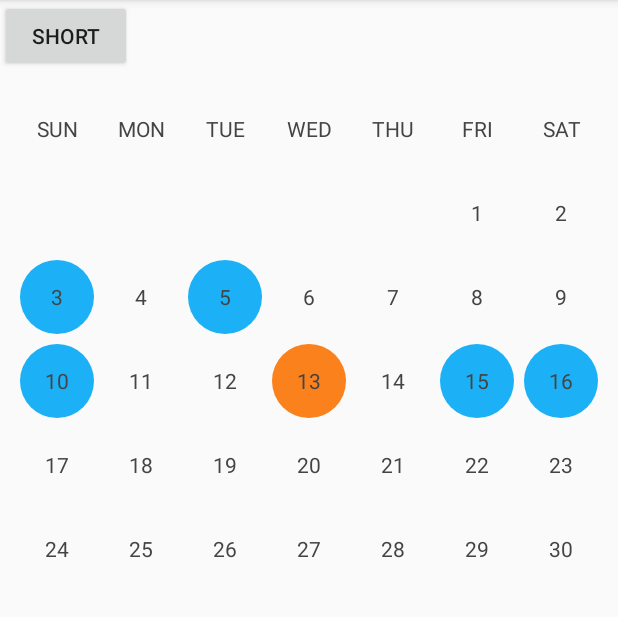
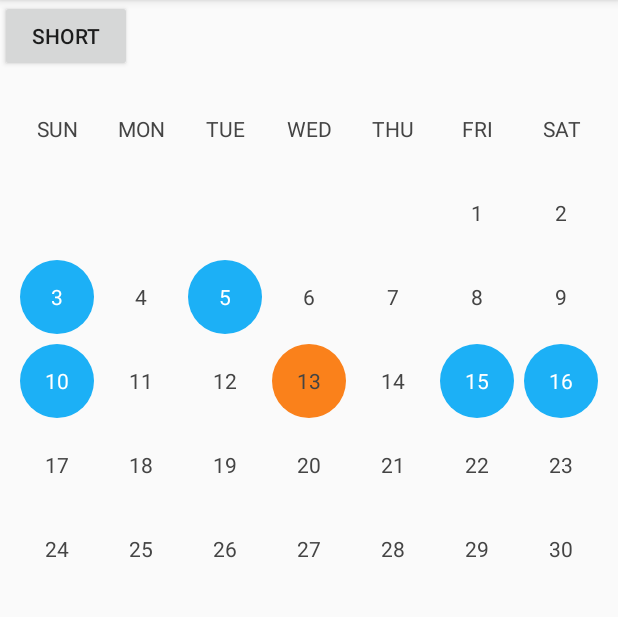
Before and after one commit to huynguyenwork86/OneMonthCalendarSample, an Android app: the screen it shows after launch (MainActivity), after a tap on "FULL", on a phone screen of 412 x 824 dp, the part 84-701 px from its top. Run offline under Robolectric (Android 15) with nearby library versions, the phone set to English and light mode, and no system bars.

Commit message:
set selected text color to white

```diff
--- a/onemonthcalendarview/src/main/java/com/hn/onemonthcalendarview/CalendarAdapter.java
+++ b/onemonthcalendarview/src/main/java/com/hn/onemonthcalendarview/CalendarAdapter.java
@@ -24,7 +24,7 @@ class CalendarAdapter extends RecyclerView.Adapter<RecyclerView.ViewHolder> {
         DisplayParam result = new DisplayParam();
         result.mTodaySelectedTextColor = Color.parseColor("#444444");
         result.mTodayNotSelectedTextColor = Color.parseColor("#1CB0F6");
-        result.mSelectedTextColor = Color.parseColor("#444444");
+        result.mSelectedTextColor = Color.WHITE;
         result.mNotSelectedTextColor = Color.parseColor("#444444");
 
         result.mTodaySelectedBackgroundColor = Color.parseColor("#FA811B");
```
Also changed, not shown: 1 other file.
